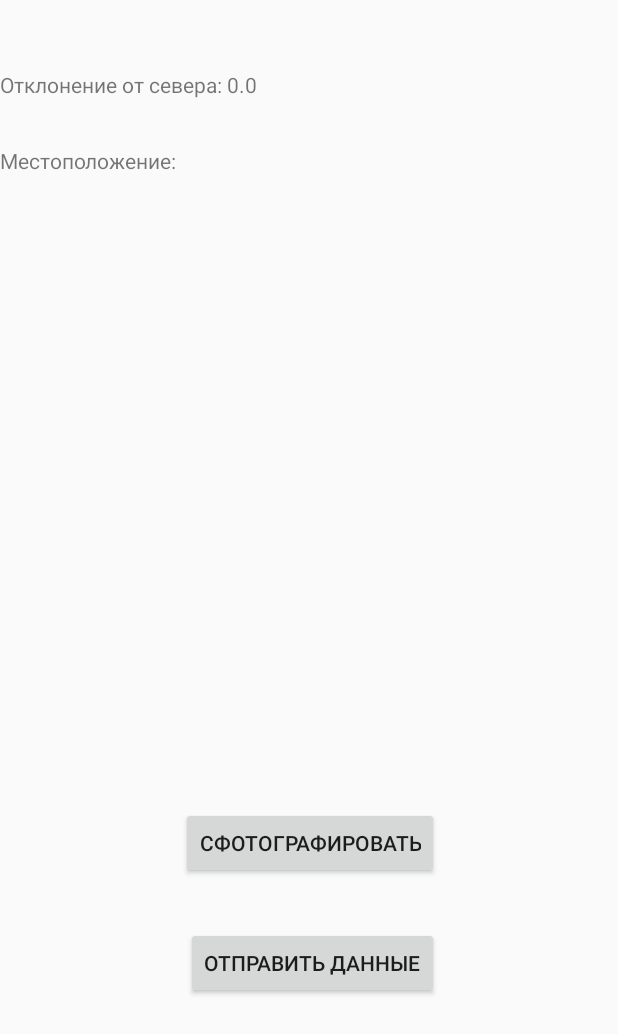
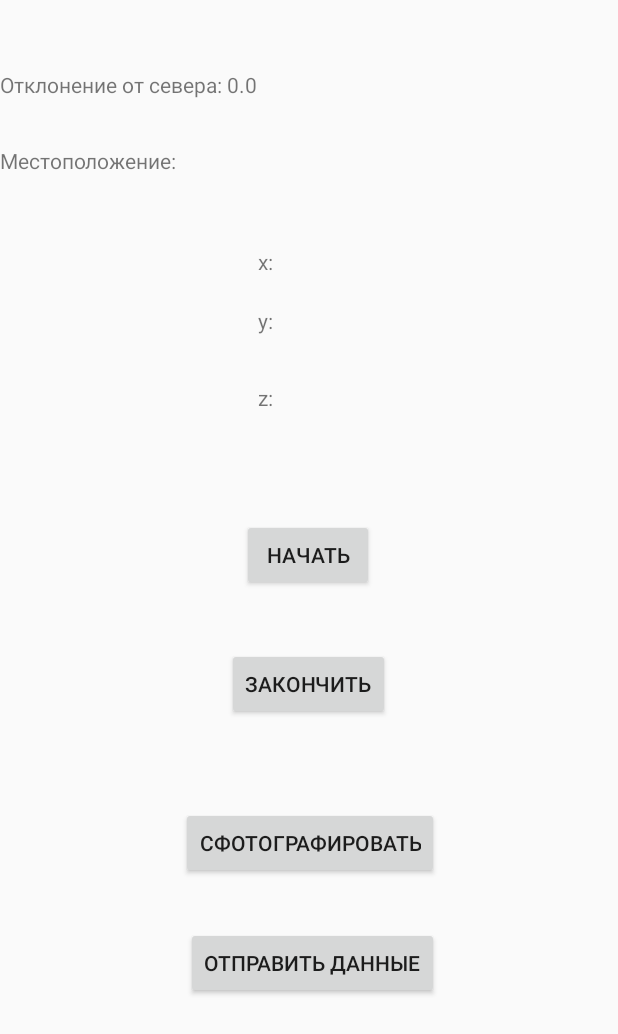
Before and after one commit to MrXayss/MobileForCollection, an Android app: the screen it shows after launch (MainActivity), on a phone screen of 412 x 824 dp. Shown: the top 1034 px of the screen. Run offline under Robolectric (Android 15) with nearby library versions, the phone set to English and light mode, and no system bars.

Commit message:
ошибка с акселерометром

```diff
--- a/app/build.gradle
+++ b/app/build.gradle
@@ -5,7 +5,7 @@ android {
     buildToolsVersion "29.0.2"
     defaultConfig {
         applicationId "com.example.compascoord"
-        minSdkVersion 15
+        minSdkVersion 21
         targetSdkVersion 29
         versionCode 1
         versionName "1.0"
@@ -26,4 +26,6 @@ dependencies {
     testImplementation 'junit:junit:4.12'
     androidTestImplementation 'androidx.test.ext:junit:1.1.0'
     androidTestImplementation 'androidx.test.espresso:espresso-core:3.1.1'
+
+
 }
--- a/app/src/main/java/com/example/compascoord/MainActivity.java
+++ b/app/src/main/java/com/example/compascoord/MainActivity.java
@@ -39,11 +39,14 @@ public class MainActivity extends Activity implements SensorEventListener, View.
 
     //Объявляем работу с сенсором устройства
     private SensorManager mSensorManager;
+    SensorManager sm;
     //Объявляем объект TextView
     TextView CompOrient;
     TextView tvLocationNet;
-    Button push_bottom,btnPhoto;
-
+    Button push_bottom,btnPhoto,btnStart,btnEnd;
+    TextView outputX;
+    TextView outputY;
+    TextView outputZ;
 
     private LocationManager locationManager;
     StringBuilder sbGPS = new StringBuilder();
@@ -63,6 +66,14 @@ public class MainActivity extends Activity implements SensorEventListener, View.
 
         btnPhoto = (Button) findViewById(R.id.button2);
         btnPhoto.setOnClickListener(this);
+
+        btnStart =(Button) findViewById(R.id.button);
+        btnStart.setOnClickListener(this);
+        btnEnd=(Button) findViewById(R.id.button3);
+        btnEnd.setOnClickListener(this);
+        outputX = (TextView) findViewById(R.id.outputX);
+        outputY = (TextView) findViewById(R.id.outputY);
+        outputZ = (TextView) findViewById(R.id.outputZ);
 
         //Инициализируем возможность работать с сенсором устройства:
         mSensorManager = (SensorManager) getSystemService(SENSOR_SERVICE);
@@ -108,6 +119,7 @@ public class MainActivity extends Activity implements SensorEventListener, View.
         //Устанавливаем слушателя ориентации сенсора
         mSensorManager.registerListener(this, mSensorManager.getDefaultSensor(Sensor.TYPE_ORIENTATION),
                 SensorManager.SENSOR_DELAY_GAME);
+        mSensorManager.registerListener(this, mSensorManager.getDefaultSensor(Sensor.TYPE_ACCELEROMETER), mSensorManager.SENSOR_DELAY_GAME);
 
         if (checkSelfPermission(Manifest.permission.ACCESS_FINE_LOCATION) != PackageManager.PERMISSION_GRANTED && checkSelfPermission(Manifest.permission.ACCESS_COARSE_LOCATION) != PackageManager.PERMISSION_GRANTED) {
             // TODO: Consider calling
@@ -119,6 +131,7 @@ public class MainActivity extends Activity implements SensorEventListener, View.
             // for Activity#requestPermissions for more details.
             return;
         }
+
 //        locationManager.requestLocationUpdates(LocationManager.GPS_PROVIDER,
 //                0, 1, locationListener);
 
@@ -136,14 +149,23 @@ public class MainActivity extends Activity implements SensorEventListener, View.
         mSensorManager.unregisterListener(this);
         locationManager.removeUpdates(locationListener);
     }
-
+    @Override
+    protected void onStop() {
+        super.onStop();
+        mSensorManager.unregisterListener(this, mSensorManager.getDefaultSensor(Sensor.TYPE_ACCELEROMETER));
+    }
     @Override
     public void onSensorChanged(SensorEvent event) {
-
+        onStop();
         //Получаем градус поворота от оси, которая направлена на север, север = 0 градусов:
         s = event.values[0];
         float degree = Math.round(event.values[0]);
         CompOrient.setText("Отклонение от севера: " + Float.toString(degree) + " градусов");
+//        if (mSensorManager.getDefaultSensor(Sensor.TYPE_GYROSCOPE) != null) {
+//            outputX.setText("x:"+Float.toString(event.values[0]));
+//            outputY.setText("y:"+Float.toString(event.values[1]));
+//            outputZ.setText("z:"+Float.toString(event.values[2]));
+//        }
 //        String a = Float.toString(degree);
 //        SendLoginData UploadFileAsync1 = new SendLoginData();
 //        UploadFileAsync1.parammetrs = a;
@@ -259,8 +281,30 @@ public class MainActivity extends Activity implements SensorEventListener, View.
                 Intent intent = new Intent(MainActivity.this, TakeShoot.class);
                 startActivityForResult(intent,1);
                 break;
+            case R.id.button:
+                final SensorEventListener mySensorEventListener = new SensorEventListener() {
+                    public void onSensorChanged(SensorEvent sensorEvent) {
+                        if (mSensorManager.getDefaultSensor(Sensor.TYPE_ACCELEROMETER) != null) {
+                            outputX.setText("x:"+Float.toString(sensorEvent.values[0]));
+                            outputY.setText("y:"+Float.toString(sensorEvent.values[1]));
+                            outputZ.setText("z:"+Float.toString(sensorEvent.values[2]));
+                        }
+                    }
+                    @Override
+                    public void onAccuracyChanged(Sensor sensor, int accuracy) {
+                        // TODO Auto-generated method stub
+
+                    }
+                };
+                sm = (SensorManager) getSystemService(Context.SENSOR_SERVICE);
+                int sensorType = Sensor.TYPE_ACCELEROMETER;
+                sm.registerListener(mySensorEventListener,sm.getDefaultSensor(sensorType), SensorManager.SENSOR_DELAY_NORMAL);
+
+            case R.id.button3:
+                mSensorManager.unregisterListener(this, mSensorManager.getDefaultSensor(Sensor.TYPE_ACCELEROMETER));
         }
     }
+
     @Override
     protected void onActivityResult(int requestCode, int resultCode, Intent data) {
         if (data==null)
--- a/app/src/main/res/layout/activity_main.xml
+++ b/app/src/main/res/layout/activity_main.xml
@@ -56,4 +56,56 @@
         app:layout_constraintHorizontal_bias="0.504"
         app:layout_constraintStart_toStartOf="parent" />
 
+    <TextView
+        android:id="@+id/outputX"
+        android:layout_width="wrap_content"
+        android:layout_height="wrap_content"
+        android:layout_marginStart="172dp"
+        android:layout_marginTop="48dp"
+        android:text="x:"
+        app:layout_constraintStart_toStartOf="parent"
+        app:layout_constraintTop_toBottomOf="@+id/tvLocationNet" />
+
+    <TextView
+        android:id="@+id/outputY"
+        android:layout_width="wrap_content"
+        android:layout_height="wrap_content"
+        android:layout_marginStart="172dp"
+        android:layout_marginTop="20dp"
+        android:text="y:"
+        app:layout_constraintStart_toStartOf="parent"
+        app:layout_constraintTop_toBottomOf="@+id/outputX" />
+
+    <TextView
+        android:id="@+id/outputZ"
+        android:layout_width="wrap_content"
+        android:layout_height="wrap_content"
+        android:layout_marginStart="172dp"
+        android:layout_marginTop="32dp"
+        android:text="z:"
+        app:layout_constraintStart_toStartOf="parent"
+        app:layout_constraintTop_toBottomOf="@+id/outputY" />
+
+    <Button
+        android:id="@+id/button"
+        android:layout_width="wrap_content"
+        android:layout_height="wrap_content"
+        android:layout_marginBottom="144dp"
+        android:text="Начать"
+        app:layout_constraintBottom_toTopOf="@+id/button2"
+        app:layout_constraintEnd_toEndOf="parent"
+        app:layout_constraintHorizontal_bias="0.498"
+        app:layout_constraintStart_toStartOf="parent" />
+
+    <Button
+        android:id="@+id/button3"
+        android:layout_width="wrap_content"
+        android:layout_height="wrap_content"
+        android:layout_marginEnd="152dp"
+        android:text="Закончить"
+        app:layout_constraintBottom_toTopOf="@+id/button2"
+        app:layout_constraintEnd_toEndOf="parent"
+        app:layout_constraintTop_toBottomOf="@+id/button"
+        app:layout_constraintVertical_bias="0.395" />
+
 </androidx.constraintlayout.widget.ConstraintLayout>
--- a/app/src/main/res/values/strings.xml
+++ b/app/src/main/res/values/strings.xml
@@ -1,5 +1,5 @@
 <resources>
-    <string name="app_name">Пажилой компас</string>
+    <string name="app_name">Сборщик данных</string>
     <string name="provider_gps">GPS</string>
     <string name="provider_network">Network</string>
     <string name="location_settings">Location settings</string>
```
